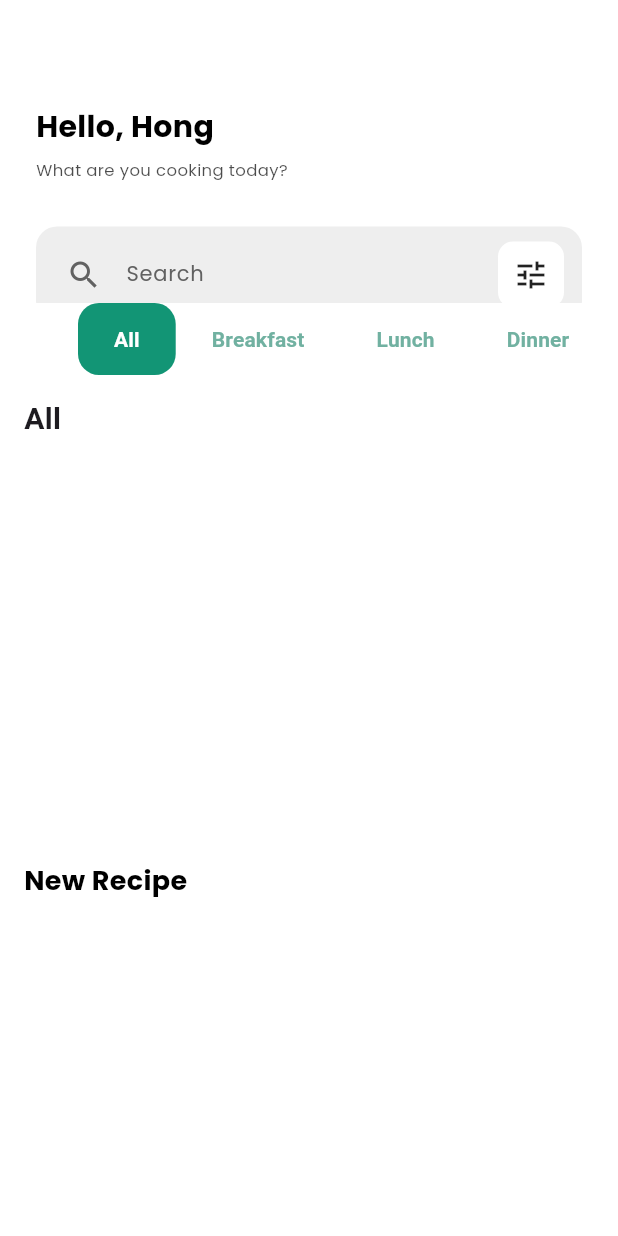
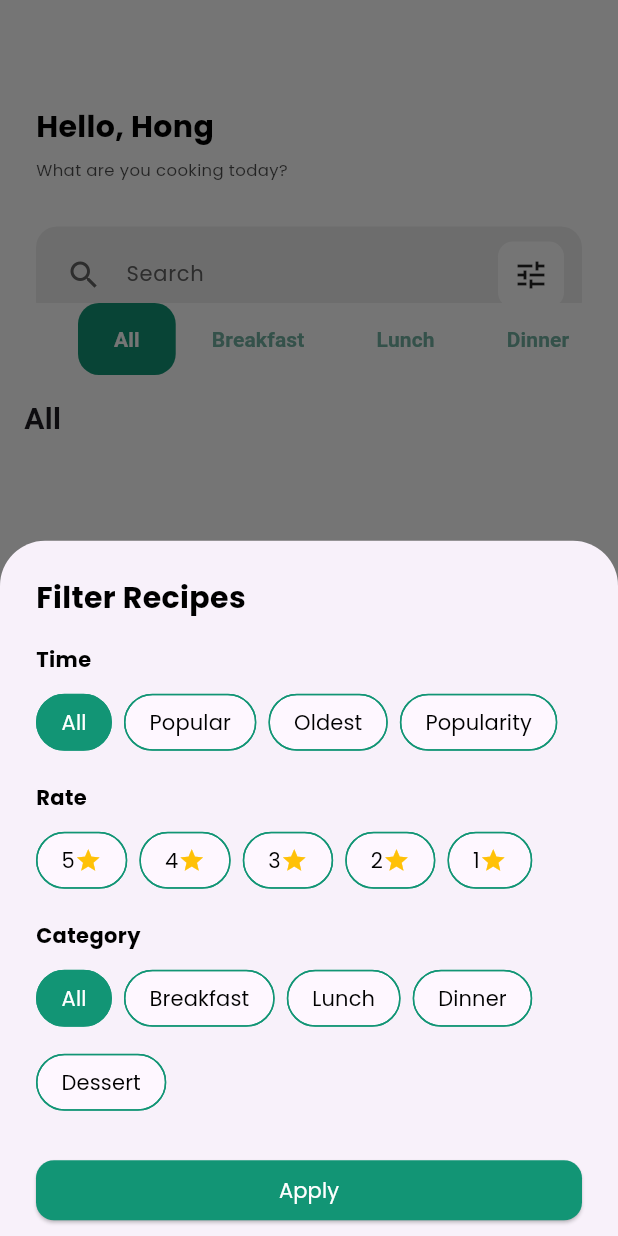
Before and after one commit to rinkimhong4/Recipes_APP, a Flutter app: the HomeScreenMedium screen opened directly, after a tap on the "tune" icon, on a phone screen of 412 x 824 dp. Run offline on Flutter 3.47's test engine with Material 3 defaults, Android fonts, the phone set to English and light mode, and no system bars; our stand-ins replace animate_do, cached_network_image, dropdown_button2, flutter_secure_storage, flutter_smart_dialog, get and 2 more; accounts and stored records are empty; network calls fail; statements that could not run were skipped.

Commit message:
fix item_profile and add new filter_screen

```diff
--- a/lib/core/data/term_of_use.dart
+++ /dev/null
@@ -1,284 +0,0 @@
-class Datas {
-  static var data = {
-    "data": {
-      "title": "Terms of Use for My-Recipe",
-      "last_updated": "May 16, 2025",
-      "introduction":
-          "PLEASE READ THESE TERMS OF USE CAREFULLY BEFORE USING My-Recipe (the \"App\"). These Terms of Use (the \"Terms\") govern your access to and use of the App, provided by the My-Recipe Team, an independent developer (\"we,\" \"us,\" or \"our\"). By downloading, installing, or using the App, you agree to be bound by these Terms. If you do not agree, do not use the App.",
-      "sections": [
-        {
-          "number": 1,
-          "title": "Acceptance of Terms",
-          "content": [
-            {
-              "type": "paragraph",
-              "text": "By using the App, you confirm that:",
-            },
-            {
-              "type": "list",
-              "items": [
-                "You are at least 13 years old. If you are under 18, your parent or legal guardian must review and agree to these Terms on your behalf.",
-                "You have the authority to enter into these Terms.",
-                "You will comply with all applicable laws and these Terms.",
-              ],
-            },
-            {
-              "type": "paragraph",
-              "text":
-                  "We may update these Terms at any time. Continued use of the App after changes signifies your acceptance of the updated Terms. If you have questions, contact us at rinkimhong4@gmail.com.",
-            },
-          ],
-        },
-        {
-          "number": 2,
-          "title": "License to Use the App",
-          "content": [
-            {
-              "type": "paragraph",
-              "text":
-                  "Subject to your compliance with these Terms, we grant you a limited, non-exclusive, non-transferable, non-sublicensable, revocable license to download, install, and use the App on a mobile device you own or control, solely for personal, non-commercial use. You may not:",
-            },
-            {
-              "type": "list",
-              "items": [
-                "Copy, modify, or distribute the App or its content, except for personal backup purposes.",
-                "Reverse-engineer, decompile, or disassemble the App.",
-                "Rent, lease, sell, or sublicense the App.",
-                "Use the App for any unlawful or authorized purpose.",
-              ],
-            },
-          ],
-        },
-        {
-          "number": 3,
-          "title": "App Features and Content",
-          "content": [
-            {
-              "type": "paragraph",
-              "text":
-                  "The App provides access to recipes, contact information (e.g., phone, email, social media, address), and a map feature. Features may include:",
-            },
-            {
-              "type": "list",
-              "items": [
-                "Viewing recipes with ingredients and instructions.",
-                "Contacting us via provided methods (phone, email, Facebook).",
-                "Viewing a map of our location (#168, Street 68, Phnom Penh, Cambodia).",
-              ],
-            },
-            {
-              "type": "subheading",
-              "title": "Intellectual Property",
-              "content": [
-                {
-                  "type": "paragraph",
-                  "text":
-                      "Our Content: The App, including its design, text, images, and recipes (where applicable), is owned by us or our licensors and protected by copyright, trademark, and other laws.",
-                },
-                {
-                  "type": "paragraph",
-                  "text":
-                      "User Content: If you submit recipes, feedback, or other content, you grant us a worldwide, non-exclusive, royalty-free license to use, reproduce, modify, and display such content.",
-                },
-                {
-                  "type": "paragraph",
-                  "text":
-                      "Third-Party Content: Recipes or links from third-party sources are credited to their creators.",
-                },
-              ],
-            },
-          ],
-        },
-        {
-          "number": 4,
-          "title": "User Conduct",
-          "content": [
-            {
-              "type": "paragraph",
-              "text": "You agree to use the App responsibly and not to:",
-            },
-            {
-              "type": "list",
-              "items": [
-                "Post or share unlawful, defamatory, obscene, or infringing content.",
-                "Harass, threaten, or harm others.",
-                "Attempt to gain unauthorized access.",
-                "Share copyrighted recipes without permission.",
-              ],
-            },
-            {
-              "type": "paragraph",
-              "text":
-                  "We reserve the right to remove content or suspend/terminate your access for violating these Terms.",
-            },
-          ],
-        },
-        {
-          "number": 5,
-          "title": "Contact Information",
-          "content": [
-            {"type": "paragraph", "text": "The App provides contact details:"},
-            {
-              "type": "list",
-              "items": [
-                "Phone: 086 240 668 / 012 345 567",
-                "Email: rinkimhong4@gmail.com",
-                "Facebook: https://www.facebook.com/rinkimhong",
-                "Address: #168, Street 68, Phnom Penh, Cambodia",
-              ],
-            },
-            {
-              "type": "paragraph",
-              "text": "You must not misuse these details (e.g., spamming).",
-            },
-          ],
-        },
-        {
-          "number": 6,
-          "title": "Privacy",
-          "content": [
-            {
-              "type": "paragraph",
-              "text":
-                  "Your use of the App is subject to our Privacy Policy. We may collect device or usage data. By using the App, you consent to our data practices.",
-            },
-          ],
-        },
-        {
-          "number": 7,
-          "title": "Third-Party Services",
-          "content": [
-            {
-              "type": "paragraph",
-              "text": "The App may use third-party services:",
-            },
-            {
-              "type": "list",
-              "items": [
-                "CachedNetworkImage (for loading images)",
-                "Google Maps (for location data)",
-                "Social media links (e.g., Facebook)",
-              ],
-            },
-            {
-              "type": "paragraph",
-              "text":
-                  "We are not responsible for third-party services. Review their terms before use.",
-            },
-          ],
-        },
-        {
-          "number": 8,
-          "title": "Termination",
-          "content": [
-            {
-              "type": "paragraph",
-              "text":
-                  "We may suspend or terminate your access at any time for violations. Upon termination, you must delete the App. Sections 3, 9, 10, and 12 survive termination.",
-            },
-          ],
-        },
-        {
-          "number": 9,
-          "title": "Disclaimer",
-          "content": [
-            {
-              "type": "paragraph",
-              "text":
-                  "The App is provided \"as is\" without warranties. We do not guarantee:",
-            },
-            {
-              "type": "list",
-              "items": [
-                "Accuracy or reliability of content.",
-                "Uninterrupted or secure service.",
-                "That contact methods will always be available.",
-              ],
-            },
-            {"type": "paragraph", "text": "Use recipes at your own risk."},
-          ],
-        },
-        {
-          "number": 10,
-          "title": "Limitation of Liability",
-          "content": [
-            {
-              "type": "paragraph",
-              "text": "We are not liable for damages related to:",
-            },
-            {
-              "type": "list",
-              "items": [
-                "Inaccurate or unsafe recipes.",
-                "Inability to contact us.",
-                "Errors from third-party services.",
-              ],
-            },
-            {
-              "type": "paragraph",
-              "text":
-                  "Liability is limited to the amount paid for the App (if any).",
-            },
-          ],
-        },
-        {
-          "number": 11,
-          "title": "Indemnification",
-          "content": [
-            {
-              "type": "paragraph",
-              "text":
-                  "You agree to indemnify and hold us harmless for any claims or damages arising from your use or violation of these Terms.",
-            },
-          ],
-        },
-        {
-          "number": 12,
-          "title": "Governing Law",
-          "content": [
-            {
-              "type": "paragraph",
-              "text":
-                  "These Terms are governed by the laws of Cambodia. Disputes will be resolved in Phnom Penh courts, unless local law provides otherwise.",
-            },
-          ],
-        },
-        {
-          "number": 13,
-          "title": "Jurisdictional Notices",
-          "content": [
-            {
-              "type": "paragraph",
-              "text":
-                  "You may have rights not available by these Terms. If a provision is unenforceable, others remain effective. App stores may impose additional terms.",
-            },
-          ],
-        },
-        {
-          "number": 14,
-          "title": "Contact Us",
-          "content": [
-            {"type": "paragraph", "text": "For questions, contact us at:"},
-            {
-              "type": "list",
-              "items": [
-                "Email: rinkimhong4@gmail.com",
-                "Phone: 086 240 668 / 012 345 567",
-                "Address: #168, Street 68, Phnom Penh, Cambodia",
-              ],
-            },
-            {
-              "type": "paragraph",
-              "text": "Do not use the App until your questions are resolved.",
-            },
-            {
-              "type": "paragraph",
-              "text":
-                  "By using My-Recipe, you agree to these Terms. Thank you for choosing our App!",
-            },
-          ],
-        },
-      ],
-    },
-  };
-}
--- /dev/null
+++ b/lib/modules/Home/views/filter_screen.dart
@@ -0,0 +1,187 @@
+import 'package:flutter/material.dart';
+import 'package:get/get.dart';
+import 'package:recipe_app/config/theme/theme_style.dart';
+
+class RecipeFilterController extends GetxController {
+  var selectedTimeFilter = 'All'.obs;
+  var selectedRating = 0.obs;
+  var selectedCategory = 'All'.obs;
+
+  void setTimeFilter(String filter) => selectedTimeFilter.value = filter;
+  void setRating(int rating) => selectedRating.value = rating;
+  void setCategory(String category) => selectedCategory.value = category;
+
+  void applyFilters() {
+    // Implement filter logic
+    Get.back();
+  }
+}
+
+Future<dynamic> buildPopup() {
+  final controller = Get.put(RecipeFilterController());
+
+  return showModalBottomSheet(
+    context: Get.context!,
+    shape: const RoundedRectangleBorder(
+      borderRadius: BorderRadius.vertical(top: Radius.circular(30)),
+    ),
+    builder: (context) {
+      return Padding(
+        padding: EdgeInsets.all(24.0),
+        child: Column(
+          mainAxisSize: MainAxisSize.min,
+          crossAxisAlignment: CrossAxisAlignment.start,
+          children: [
+            Text(
+              'Filter Recipes',
+              style: AppTextStyle.poppinsLargeBold20(color: AppColors.neutral),
+            ),
+            const SizedBox(height: 16),
+            Text(
+              'Time',
+              style: AppTextStyle.poppinsSmallBold14(color: AppColors.neutral),
+            ),
+            const SizedBox(height: 8),
+            Obx(
+              () => Row(
+                children: [
+                  _buildTimeChip('All', controller),
+                  const SizedBox(width: 8),
+                  _buildTimeChip('Popular', controller),
+                  const SizedBox(width: 8),
+                  _buildTimeChip('Oldest', controller),
+                  const SizedBox(width: 8),
+                  _buildTimeChip('Popularity', controller),
+                ],
+              ),
+            ),
+            const SizedBox(height: 16),
+            Text(
+              'Rate',
+              style: AppTextStyle.poppinsSmallBold14(color: AppColors.neutral),
+            ),
+            const SizedBox(height: 8),
+            Obx(
+              () => Wrap(
+                spacing: 8,
+                runSpacing: 8,
+                children:
+                    [5, 4, 3, 2, 1].map((rating) {
+                      return FilterChip(
+                        showCheckmark: false,
+                        selectedColor: AppColors.primaryColor,
+                        label: Row(
+                          mainAxisSize: MainAxisSize.min,
+                          children: [
+                            Text('$rating'),
+                            const Icon(
+                              Icons.star,
+                              color: Colors.amber,
+                              size: 18,
+                            ),
+                          ],
+                        ),
+                        labelStyle: AppTextStyle.poppinsSmallRegular14(
+                          color:
+                              controller.selectedRating.value == rating
+                                  ? Colors.white
+                                  : AppColors.neutral,
+                        ),
+                        selected: controller.selectedRating.value == rating,
+                        onSelected: (val) {
+                          controller.setRating(val ? rating : 0);
+                        },
+                        shape: const StadiumBorder(
+                          side: BorderSide(
+                            color: AppColors.primaryColor,
+                            width: 1,
+                          ),
+                        ),
+                      );
+                    }).toList(),
+              ),
+            ),
+            const SizedBox(height: 16),
+            Text(
+              'Category',
+              style: AppTextStyle.poppinsSmallBold14(color: AppColors.neutral),
+            ),
+            const SizedBox(height: 8),
+            Obx(
+              () => Wrap(
+                spacing: 8,
+                runSpacing: 8,
+                children:
+                    ['All', 'Breakfast', 'Lunch', 'Dinner', 'Dessert'].map((
+                      category,
+                    ) {
+                      return FilterChip(
+                        showCheckmark: false,
+                        selectedColor: AppColors.primaryColor,
+                        label: Text(category),
+                        labelStyle: AppTextStyle.poppinsSmallRegular14(
+                          color:
+                              controller.selectedCategory.value == category
+                                  ? Colors.white
+                                  : AppColors.neutral,
+                        ),
+                        selected: controller.selectedCategory.value == category,
+                        onSelected: (val) {
+                          controller.setCategory(val ? category : 'All');
+                        },
+                        shape: const StadiumBorder(
+                          side: BorderSide(
+                            color: AppColors.primaryColor,
+                            width: 1,
+                          ),
+                        ),
+                      );
+                    }).toList(),
+              ),
+            ),
+            const SizedBox(height: 24),
+            SizedBox(
+              width: double.infinity,
+              child: ElevatedButton(
+                onPressed: controller.applyFilters,
+                style: ElevatedButton.styleFrom(
+                  backgroundColor: AppColors.primaryColor,
+                  shape: RoundedRectangleBorder(
+                    borderRadius: BorderRadius.circular(12),
+                  ),
+                ),
+                child: Text(
+                  'Apply',
+                  style: AppTextStyle.poppinsSmallRegular14(
+                    color: Colors.white,
+                  ),
+                ),
+              ),
+            ),
+          ],
+        ),
+      );
+    },
+  );
+}
+
+Widget _buildTimeChip(String label, RecipeFilterController controller) {
+  return FilterChip(
+    showCheckmark: false,
+    selectedColor: AppColors.primaryColor,
+    label: Text(label),
+    labelStyle: AppTextStyle.poppinsSmallRegular14(
+      color:
+          controller.selectedTimeFilter.value == label
+              ? Colors.white
+              : AppColors.neutral,
+    ),
+    selected: controller.selectedTimeFilter.value == label,
+    onSelected: (val) {
+      controller.setTimeFilter(val ? label : 'All');
+    },
+    shape: const StadiumBorder(
+      side: BorderSide(color: AppColors.primaryColor, width: 1),
+    ),
+  );
+}
--- a/lib/modules/Home/views/home_screen_medium.dart
+++ b/lib/modules/Home/views/home_screen_medium.dart
@@ -3,6 +3,7 @@ import 'package:get/get.dart';
 import 'package:recipe_app/config/theme/theme_style.dart';
 import 'package:recipe_app/modules/Home/controller/home_controller.dart';
 import 'package:recipe_app/modules/Home/models/recipe_models.dart';
+import 'package:recipe_app/modules/Home/views/filter_screen.dart';
 import 'package:recipe_app/modules/Home/widgets/card_home_screen.dart';
 import 'package:recipe_app/modules/item/item_detail.dart';
 
@@ -118,6 +119,7 @@ class HomeScreenMedium extends GetView<HomeController> {
                   GestureDetector(
                     onTap: () {
                       //
+                      buildPopup();
                     },
                     child: Container(
                       padding: EdgeInsets.all(10),
--- a/lib/modules/Home/views/home_screen_small.dart
+++ b/lib/modules/Home/views/home_screen_small.dart
@@ -3,6 +3,7 @@ import 'package:get/get.dart';
 import 'package:recipe_app/config/theme/theme_style.dart';
 import 'package:recipe_app/modules/Home/controller/home_controller.dart';
 import 'package:recipe_app/modules/Home/models/recipe_models.dart';
+import 'package:recipe_app/modules/Home/views/filter_screen.dart';
 import 'package:recipe_app/modules/Home/widgets/card_home_screen.dart';
 import 'package:recipe_app/modules/item/item_detail.dart';
 
@@ -112,12 +113,15 @@ class HomeScreenSmall extends GetView<HomeController> {
                       style: AppTextStyle.poppinsSmallRegular14(
                         color: Colors.black,
                       ),
-                      onChanged: (query) {},
+                      onChanged: (query) {
+                        //
+                      },
                     ),
                   ),
                   GestureDetector(
                     onTap: () {
                       //
+                      buildPopup();
                     },
                     child: Container(
                       padding: EdgeInsets.all(10),
--- a/lib/modules/Home/views/main_navigation_screen.dart
+++ b/lib/modules/Home/views/main_navigation_screen.dart
@@ -27,8 +27,7 @@ class _MainNavigationScreenState extends State<MainNavigationScreen> {
         small: SaveRecipeScreenSmall(),
         medium: SaveRecipeScreenMedium(),
       ),
-
-      const Center(child: Text('Notifications')),
+      // const Center(child: Text('Notifications')),
       ProfileScreenSmall(),
     ]);
   }
--- a/lib/widget/bottom_navigation.dart
+++ b/lib/widget/bottom_navigation.dart
@@ -31,7 +31,7 @@ class _CustomBottomNavBarState extends State<CustomBottomNavBar> {
     List iconList = [
       Icons.home_filled,
       Icons.bookmark_add_sharp,
-      Icons.notifications_sharp,
+      // Icons.notifications_sharp,
       Icons.person,
     ];
     return Stack(
```
Also changed, not shown: lib/modules/Home/views/profile/item_profile_screen.dart (+94 -147 lines).
